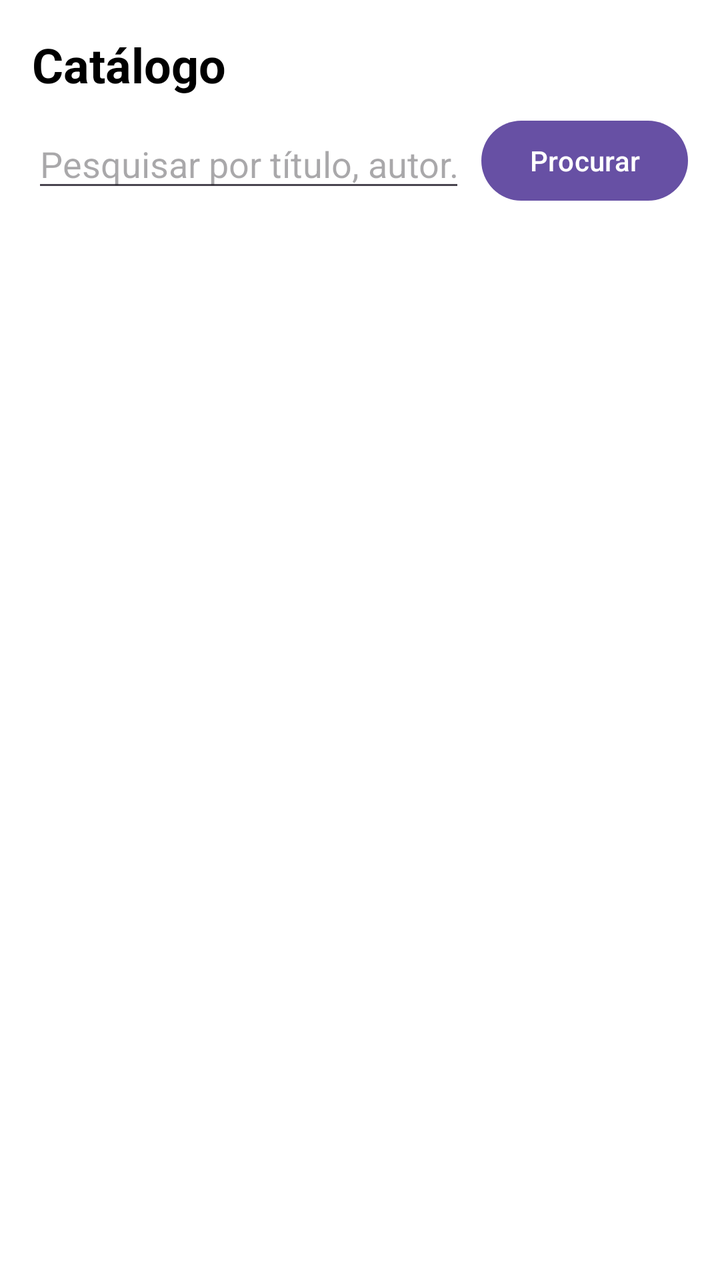
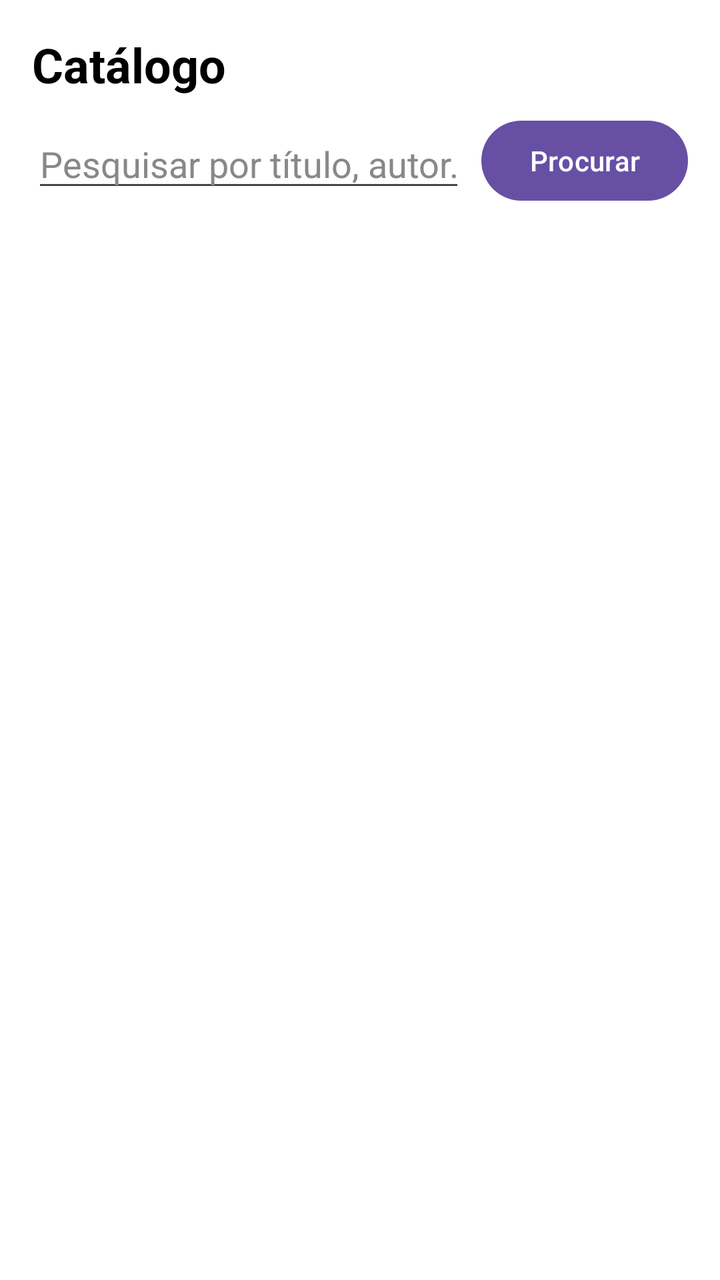

Two renders of the same Android screen: before a commit and after it. Below are the layout's source before the change and the commit's diff.
<!-- AndroidManifest.xml: application theme Theme.ProjectDroid -->
<!-- res/layout/activity_catalog.xml -->
<?xml version="1.0" encoding="utf-8"?>
<LinearLayout xmlns:android="http://schemas.android.com/apk/res/android"
    android:layout_width="match_parent"
    android:layout_height="match_parent"
    android:orientation="vertical"
    android:padding="16dp"
    android:background="#FFFFFF">

    <TextView
        android:layout_width="match_parent"
        android:layout_height="wrap_content"
        android:text="Catálogo"
        android:textSize="24sp"
        android:textStyle="bold"
        android:textColor="#000000"
        android:layout_marginBottom="8dp" />

    <LinearLayout
        android:layout_width="match_parent"
        android:layout_height="wrap_content"
        android:orientation="horizontal"
        android:gravity="center_vertical">

        <EditText
            android:id="@+id/editSearchQuery"
            android:layout_width="0dp"
            android:layout_height="wrap_content"
            android:layout_weight="1"
            android:hint="Pesquisar por título, autor..."
            android:inputType="text" />

        <Button
            android:id="@+id/btnSearch"
            android:layout_width="wrap_content"
            android:layout_height="wrap_content"
            android:text="Procurar"
            android:layout_marginStart="8dp" />
    </LinearLayout>

    <androidx.recyclerview.widget.RecyclerView
        android:id="@+id/recyclerBooks"
        android:layout_width="match_parent"
        android:layout_height="match_parent"
        android:layout_marginTop="16dp" />

</LinearLayout>
<!-- resources referenced by this layout -->
<resources>
  <style name="Theme.ProjectDroid" parent="Base.Theme.ProjectDroid" />
  <style name="Base.Theme.ProjectDroid" parent="Theme.Material3.DayNight.NoActionBar">
          
          
      </style>
</resources>

<!-- the commit's change to res/layout/activity_catalog.xml (unified diff, before → after) -->
@@ -21,13 +21,26 @@
         android:orientation="horizontal"
         android:gravity="center_vertical">
 
+        
         <EditText
             android:id="@+id/editSearchQuery"
             android:layout_width="0dp"
             android:layout_height="wrap_content"
             android:layout_weight="1"
             android:hint="Pesquisar por título, autor..."
-            android:inputType="text" />
+            android:inputType="text"
+            android:imeOptions="actionSearch"
+            android:textColor="#000000"
+            android:textColorHint="#888888" />
+
+        
+        <ProgressBar
+            android:id="@+id/progressSearch"
+            style="?android:attr/progressBarStyleSmall"
+            android:layout_width="24dp"
+            android:layout_height="24dp"
+            android:layout_marginStart="8dp"
+            android:visibility="gone" />
 
         <Button
             android:id="@+id/btnSearch"
@@ -37,6 +50,18 @@
             android:layout_marginStart="8dp" />
     </LinearLayout>
 
+    
+    <TextView
+        android:id="@+id/textEmpty"
+        android:layout_width="match_parent"
+        android:layout_height="wrap_content"
+        android:layout_marginTop="32dp"
+        android:gravity="center"
+        android:text="Nenhum resultado encontrado."
+        android:textColor="#777777"
+        android:textSize="16sp"
+        android:visibility="gone" />
+
     <androidx.recyclerview.widget.RecyclerView
         android:id="@+id/recyclerBooks"
         android:layout_width="match_parent"
